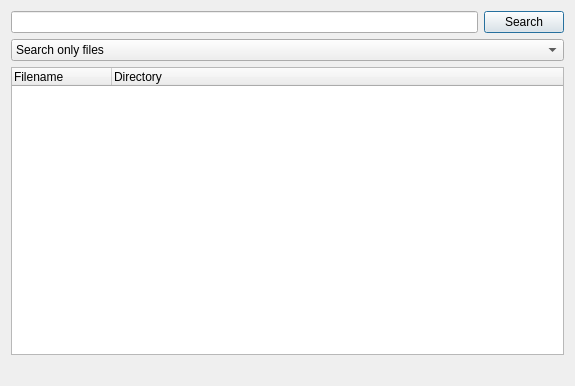
This is eiskaltdcpp-qt/ui/UIShareBrowserSearch.ui in eiskaltdcpp/eiskaltdcpp as Qt 5 draws it before an edit. The edited form follows.
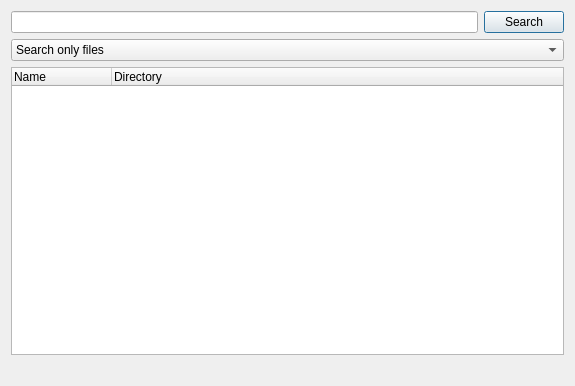
This is the edited form.

Commit message: Qt UI: rename column FileName->Name in ShareBrowserSearch

```diff
--- a/eiskaltdcpp-qt/ui/UIShareBrowserSearch.ui
+++ b/eiskaltdcpp-qt/ui/UIShareBrowserSearch.ui
@@ -51,7 +51,7 @@
     <widget class="QTreeWidget" name="treeWidget">
      <column>
       <property name="text">
-       <string>Filename</string>
+       <string>Name</string>
       </property>
      </column>
      <column>
```
